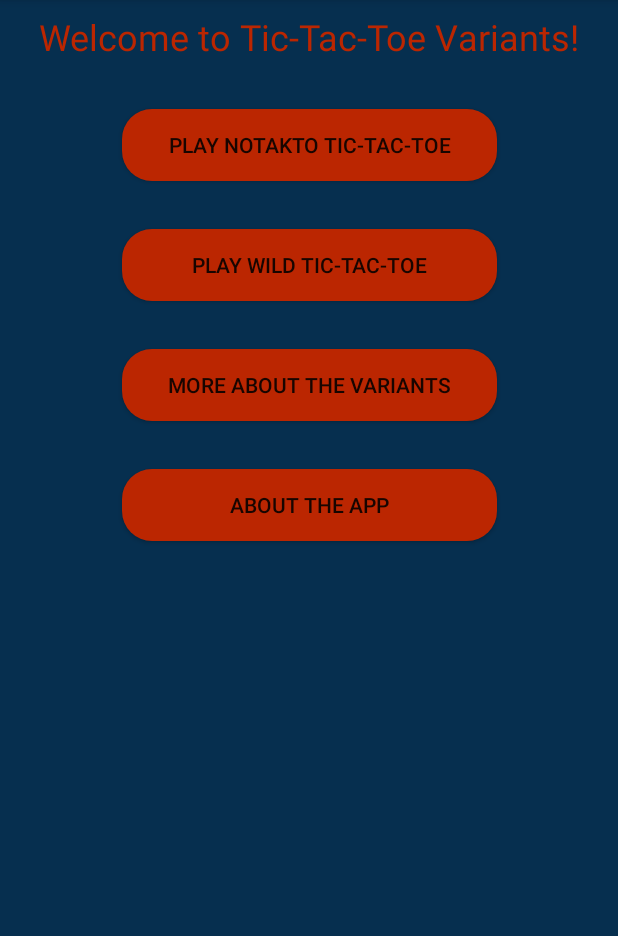
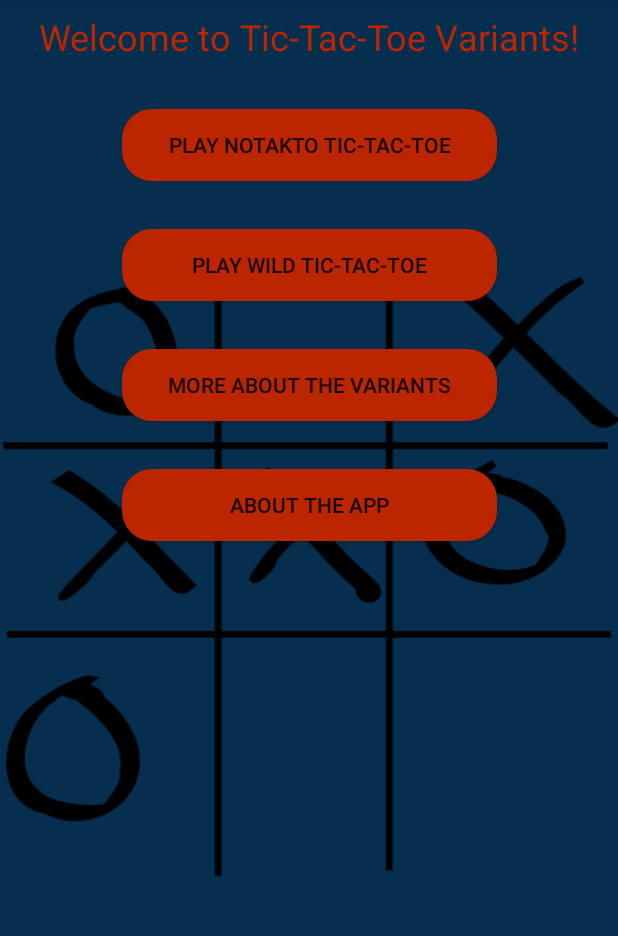
Before and after one commit to Larmstrong1626/Assignment_1, an Android app: the screen it shows after launch (MainActivity), on a phone screen of 412 x 824 dp, the part 84-1020 px from its top. Run offline under Robolectric (Android 15) with nearby library versions, the phone set to English and light mode, and no system bars.

Commit message:
Added images

```diff
--- a/app/src/main/res/layout/activity_main.xml
+++ b/app/src/main/res/layout/activity_main.xml
@@ -80,4 +80,17 @@
         app:layout_constraintStart_toStartOf="parent"
         app:layout_constraintTop_toTopOf="parent" />
 
+    <ImageView
+        android:id="@+id/ttt_image"
+        android:layout_width="wrap_content"
+        android:layout_height="wrap_content"
+        android:layout_marginBottom="8dp"
+        android:layout_marginEnd="8dp"
+        android:layout_marginStart="8dp"
+        android:src="@drawable/ttt_image"
+        app:layout_constraintBottom_toBottomOf="parent"
+        app:layout_constraintEnd_toEndOf="parent"
+        app:layout_constraintStart_toStartOf="parent"
+        app:layout_constraintTop_toTopOf="parent" />
+
 </android.support.constraint.ConstraintLayout>
```
